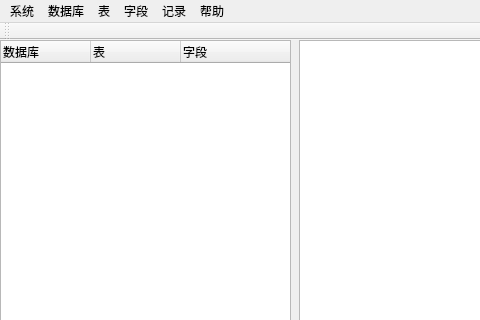
Before: the Qt Designer form DBMS/DBMS.ui in SeulYoung/DBMS, drawn with Qt 5; both pictures show x 0 to 480 and y 0 to 320 of the 1000 by 800 pixel window.
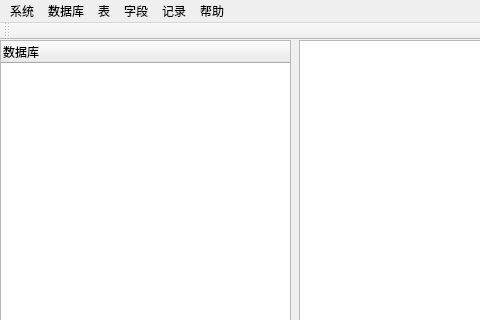
After: the same form once the commit is applied.

Commit message: 界面tree问题修复

Patch:
```diff
--- a/DBMS/DBMS.ui
+++ b/DBMS/DBMS.ui
@@ -34,16 +34,6 @@
       <string>数据库</string>
      </property>
     </column>
-    <column>
-     <property name="text">
-      <string>表</string>
-     </property>
-    </column>
-    <column>
-     <property name="text">
-      <string>字段</string>
-     </property>
-    </column>
    </widget>
    <widget class="QTableWidget" name="table">
     <property name="geometry">
```
The commit also changes 2 other files.
